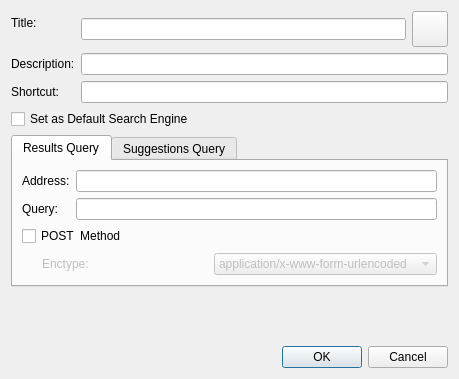
Qt form src/ui/SearchPropertiesDialog.ui (OtterBrowser/otter-browser) before a commit.
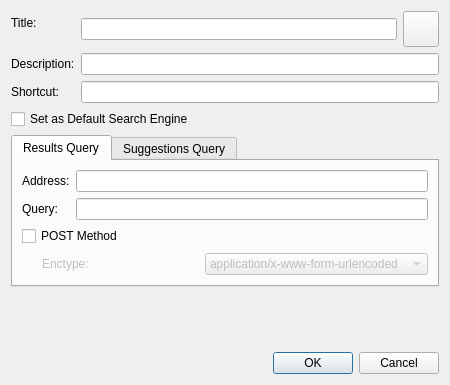
The same form after that commit. Icons and pictures are not drawn.

Commit message: Remove duplicated spaces, spotted by szyk

What changed in the file:
```diff
--- a/src/ui/SearchPropertiesDialog.ui
+++ b/src/ui/SearchPropertiesDialog.ui
@@ -6,8 +6,8 @@
    <rect>
     <x>0</x>
     <y>0</y>
-    <width>459</width>
-    <height>379</height>
+    <width>450</width>
+    <height>385</height>
    </rect>
   </property>
   <property name="windowTitle">
@@ -140,7 +140,7 @@
        <item>
         <widget class="QCheckBox" name="resultsPostMethodCheckBox">
          <property name="text">
-          <string>POST  Method</string>
+          <string>POST Method</string>
          </property>
         </widget>
        </item>
```
Left out of the diff: 12 changed lines with no effect on the pictures.
